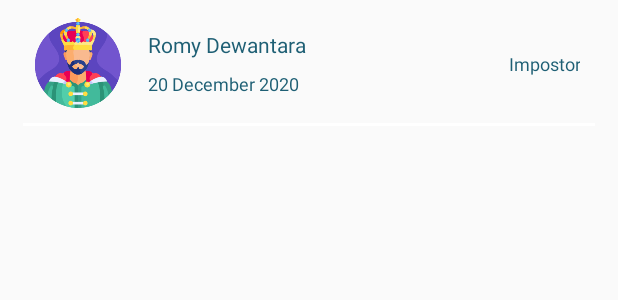
After one commit to romydewantara/RealSensus, an Android app: the layout layout_items_developer.xml on its own in the app's theme, with its tools: preview values and no code run, on a phone screen of 412 x 824 dp. The commit adds this screen. Shown: the top 300 px of the screen. Run offline under Robolectric (Android 15) with nearby library versions, the phone set to English and light mode, and no system bars.

Commit message:
Add bottom sheet dialog fragment

```diff
--- a/app/src/main/AndroidManifest.xml
+++ b/app/src/main/AndroidManifest.xml
@@ -4,9 +4,9 @@
 
     <application
         android:allowBackup="true"
-        android:icon="@mipmap/ic_launcher"
+        android:icon="@mipmap/ic_icon_launcher"
         android:label="@string/app_name"
-        android:roundIcon="@mipmap/ic_launcher_round"
+        android:roundIcon="@mipmap/ic_icon_launcher"
         android:supportsRtl="true"
         android:theme="@style/AppTheme">
         <activity
--- /dev/null
+++ b/app/src/main/res/layout/layout_items_developer.xml
@@ -0,0 +1,88 @@
+<?xml version="1.0" encoding="utf-8"?>
+<androidx.constraintlayout.widget.ConstraintLayout xmlns:android="http://schemas.android.com/apk/res/android"
+    xmlns:app="http://schemas.android.com/apk/res-auto"
+    xmlns:tools="http://schemas.android.com/tools"
+    android:layout_width="match_parent"
+    android:layout_height="wrap_content">
+
+    <androidx.constraintlayout.widget.ConstraintLayout
+        android:id="@+id/layoutItems"
+        android:layout_width="match_parent"
+        android:layout_height="wrap_content"
+        android:padding="10dp"
+        app:layout_constraintBottom_toBottomOf="parent"
+        app:layout_constraintEnd_toEndOf="parent"
+        app:layout_constraintLeft_toLeftOf="parent"
+        app:layout_constraintTop_toTopOf="parent">
+
+        <ImageView
+            android:id="@+id/imageIcon"
+            android:layout_width="0dp"
+            android:layout_height="60dp"
+            android:layout_gravity="center"
+            android:paddingLeft="5dp"
+            android:src="@drawable/ic_king"
+            app:layout_constraintBottom_toBottomOf="parent"
+            app:layout_constraintLeft_toLeftOf="parent"
+            app:layout_constraintTop_toTopOf="parent"
+            app:layout_constraintWidth_percent=".2"
+            app:layout_constraintHeight_percent="1"/>
+
+        <TextView
+            android:id="@+id/tvName"
+            android:layout_width="0dp"
+            android:layout_height="wrap_content"
+            android:layout_gravity="center"
+            android:paddingLeft="10dp"
+            android:text="Romy Dewantara"
+            android:textColor="@color/bacode_blue_dark"
+            android:textSize="14dp"
+            app:layout_constraintBottom_toTopOf="@+id/tvBirth"
+            app:layout_constraintLeft_toRightOf="@id/imageIcon"
+            app:layout_constraintTop_toTopOf="parent"
+            app:layout_constraintWidth_percent=".6" />
+
+        <TextView
+            android:id="@+id/tvBirth"
+            android:layout_width="0dp"
+            android:layout_height="wrap_content"
+            android:layout_gravity="center"
+            android:paddingLeft="10dp"
+            tools:text="20 December 2020"
+            android:textColor="@color/bacode_blue_dark"
+            android:textSize="12dp"
+            app:layout_constraintBottom_toBottomOf="parent"
+            app:layout_constraintLeft_toRightOf="@id/imageIcon"
+            app:layout_constraintTop_toBottomOf="@id/tvName"
+            app:layout_constraintWidth_percent=".3" />
+
+
+        <TextView
+            android:id="@+id/tvRole"
+            android:layout_width="0dp"
+            android:layout_height="wrap_content"
+            android:layout_gravity="center_vertical"
+            android:gravity="end"
+            android:paddingRight="15dp"
+            android:text="Impostor"
+            android:textColor="@color/bacode_blue_dark"
+            android:textSize="12dp"
+            app:layout_constraintBottom_toBottomOf="parent"
+            app:layout_constraintRight_toRightOf="parent"
+            app:layout_constraintTop_toTopOf="parent"
+            app:layout_constraintWidth_percent=".3" />
+
+    </androidx.constraintlayout.widget.ConstraintLayout>
+
+    <View
+        android:layout_width="match_parent"
+        android:layout_height="2dp"
+        android:layout_marginStart="15dp"
+        android:layout_marginEnd="15dp"
+        android:background="@color/bacode_white"
+        app:layout_constraintBottom_toBottomOf="parent"
+        app:layout_constraintLeft_toLeftOf="parent"
+        app:layout_constraintRight_toRightOf="parent"
+        app:layout_constraintTop_toBottomOf="@id/layoutItems" />
+
+</androidx.constraintlayout.widget.ConstraintLayout>
```
Also changed, not shown: app/src/main/java/com/example/bacodelabs/activity/HomeActivity.java (+11 -2 lines), app/src/main/java/com/example/bacodelabs/adapter/DevelopersAdapter.java (added, +71 -0 lines), app/src/main/java/com/example/bacodelabs/model/Developers.java (added, +48 -0 lines), app/src/main/java/com/example/bacodelabs/support/DevelopersBottomSheet.java (added, +24 -0 lines), app/src/main/java/com/example/bacodelabs/support/RoundedBottomSheetDialog.java (added, +95 -0 lines), app/src/main/res/drawable/bg_bottom_sheet_white.xml (added, +18 -0 lines), app/src/main/res/layout/layout_bottom_sheet_dialog.xml (added, +23 -0 lines), app/src/main/res/values-v21/styles.xml (added, +8 -0 lines), app/src/main/res/values/styles.xml (+10 -0 lines), app/src/main/res/mipmap-hdpi/ic_icon_launcher.png (added), app/src/main/res/mipmap-mdpi/ic_icon_launcher.png (added), app/src/main/res/mipmap-xhdpi/ic_coder.png (added), app/src/main/res/mipmap-xhdpi/ic_icon_launcher.png (added), app/src/main/res/mipmap-xxhdpi/ic_icon_launcher.png (added), 1 more files.
